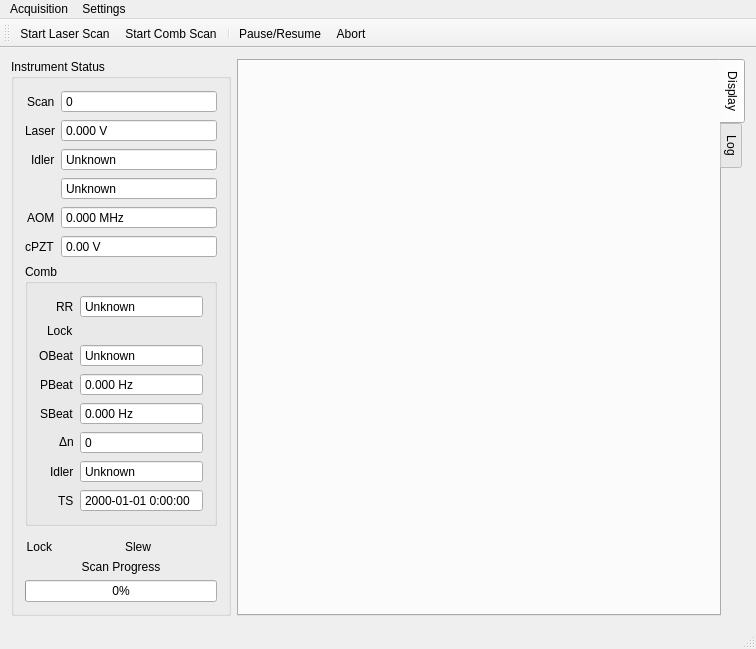
This is mainwindow.ui in kncrabtree/nicerohms as Qt 5 draws it before an edit. The edited form follows.
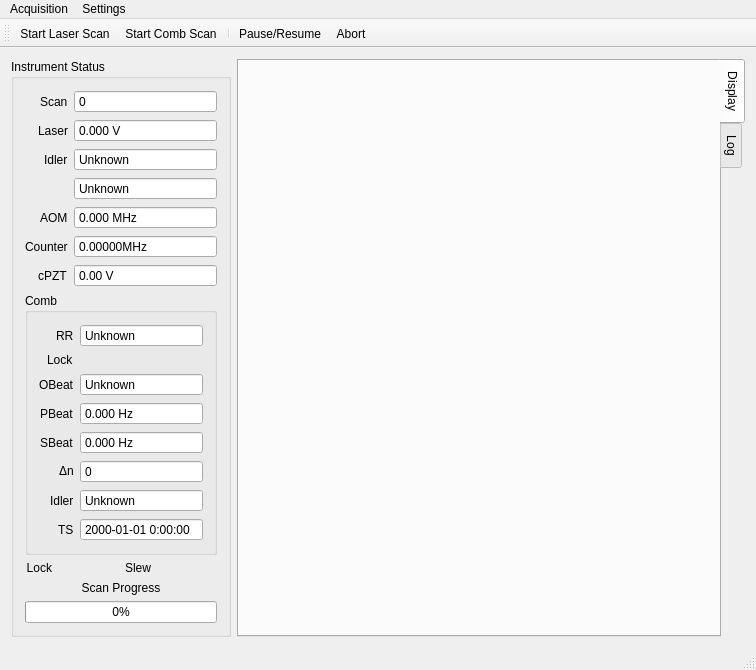
This is the edited form. Icons and pictures are not drawn. Custom widgets are drawn as their Qt base class.

Commit message: Pump lock near completeScanInitialization added pump lock mode which scans by stepping laser and reading a counter instead of feed forwards. Still incomplete, needs fixes to calculating dn.

Diff of the .ui file:
```diff
--- a/mainwindow.ui
+++ b/mainwindow.ui
@@ -133,14 +133,14 @@
            </property>
           </widget>
          </item>
-         <item row="5" column="0">
+         <item row="6" column="0">
           <widget class="QLabel" name="cPZTLabel">
            <property name="text">
             <string>cPZT</string>
            </property>
           </widget>
          </item>
-         <item row="5" column="1">
+         <item row="6" column="1">
           <widget class="QDoubleSpinBox" name="cPZTDoubleSpinBox">
            <property name="readOnly">
             <bool>true</bool>
@@ -181,6 +181,29 @@
            </property>
           </widget>
          </item>
+         <item row="5" column="1">
+          <widget class="QDoubleSpinBox" name="CounterDoubleSpinBox">
+           <property name="buttonSymbols">
+            <enum>QAbstractSpinBox::NoButtons</enum>
+           </property>
+           <property name="suffix">
+            <string>MHz</string>
+           </property>
+           <property name="decimals">
+            <number>5</number>
+           </property>
+           <property name="maximum">
+            <double>500.000000000000000</double>
+           </property>
+          </widget>
+         </item>
+         <item row="5" column="0">
+          <widget class="QLabel" name="label_2">
+           <property name="text">
+            <string>Counter</string>
+           </property>
+          </widget>
+         </item>
         </layout>
        </item>
        <item>
```
The commit also changes 30 other files.
